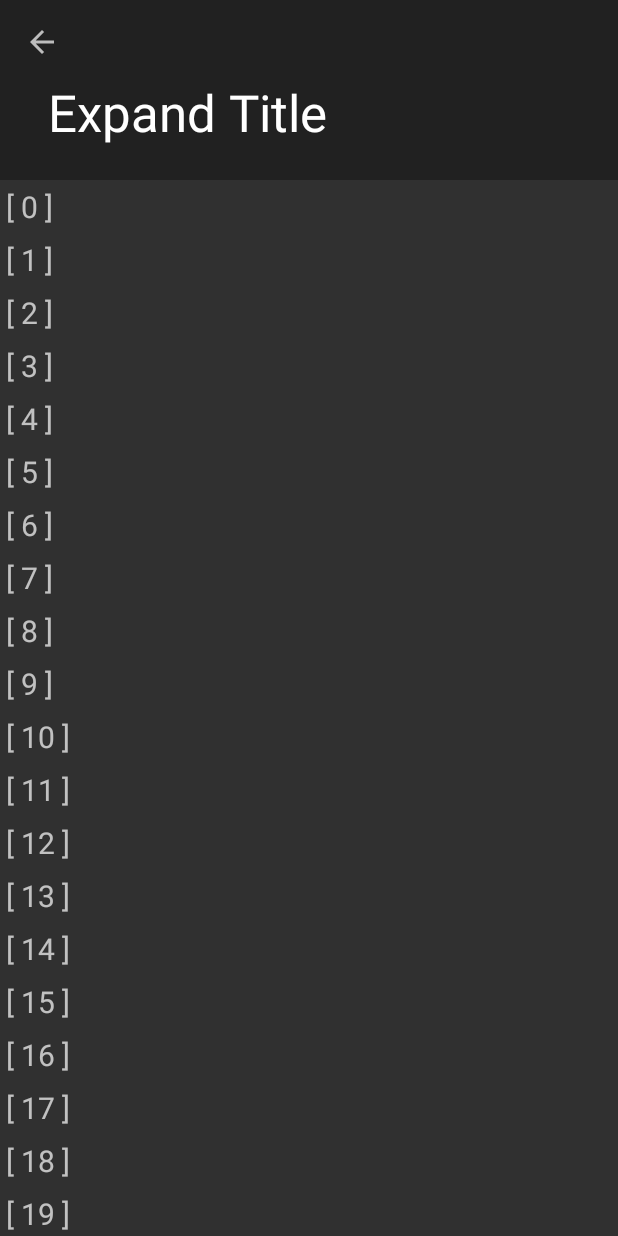
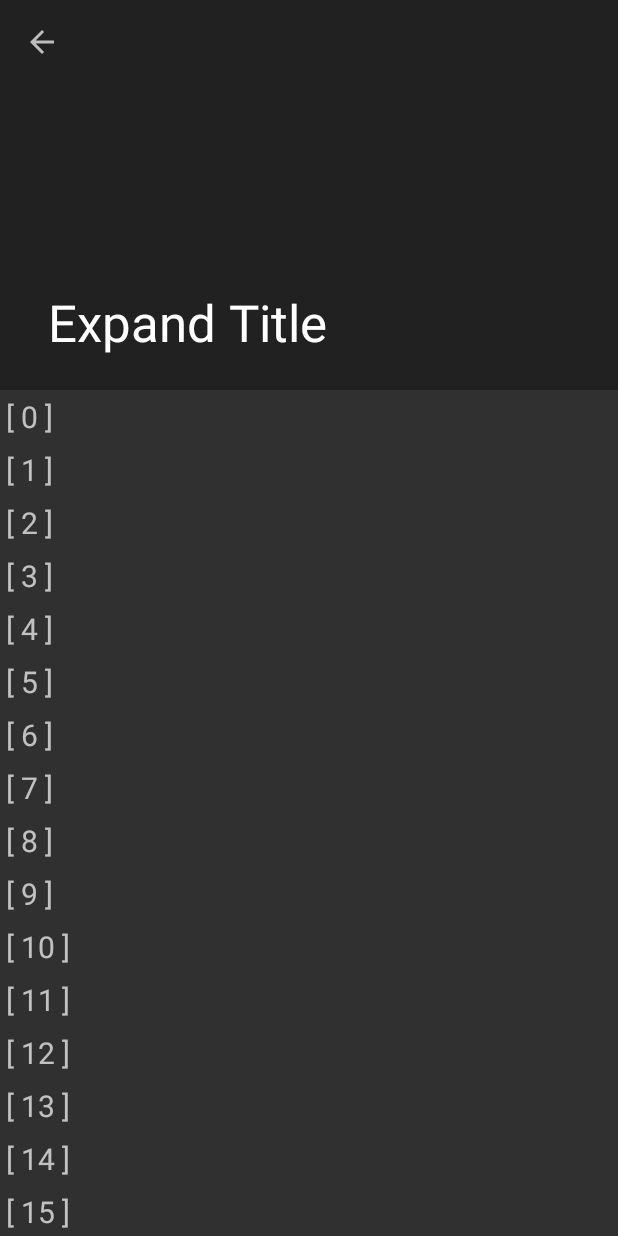
Before and after one commit to HermesHsieh/AndroidProjectTest, an Android app: the screen it shows after launch (ImageListActivity), on a phone screen of 412 x 824 dp. Run offline under Robolectric (Android 15) with nearby library versions, the phone set to English and light mode, and no system bars.

Commit message:
Testing layout : AppBarLayout, CollapsingToolbarLayout, CoordinatorLayout and Toolbar.

```diff
--- a/app/src/main/res/layout/activity_image_list.xml
+++ b/app/src/main/res/layout/activity_image_list.xml
@@ -7,9 +7,15 @@
     android:layout_height="match_parent"
     android:fitsSystemWindows="true">
 
+    <android.support.v7.widget.RecyclerView
+        android:id="@+id/recycler_view"
+        android:layout_width="match_parent"
+        android:layout_height="match_parent"
+        app:layout_behavior="@string/appbar_scrolling_view_behavior"/>
+
     <android.support.design.widget.AppBarLayout
         android:layout_width="match_parent"
-        android:layout_height="120dp"
+        android:layout_height="260dp"
         android:theme="@style/ThemeOverlay.AppCompat.Dark">
 
         <android.support.design.widget.CollapsingToolbarLayout
@@ -26,10 +32,4 @@
         </android.support.design.widget.CollapsingToolbarLayout>
     </android.support.design.widget.AppBarLayout>
 
-    <android.support.v7.widget.RecyclerView
-        android:id="@+id/recycler_view"
-        android:layout_width="match_parent"
-        android:layout_height="match_parent"
-        app:layout_behavior="@string/appbar_scrolling_view_behavior"/>
-
 </android.support.design.widget.CoordinatorLayout>
```
Also changed, not shown: app/src/main/java/tw/android/test/imagelist/ImageListActivity.java (+22 -26 lines).
